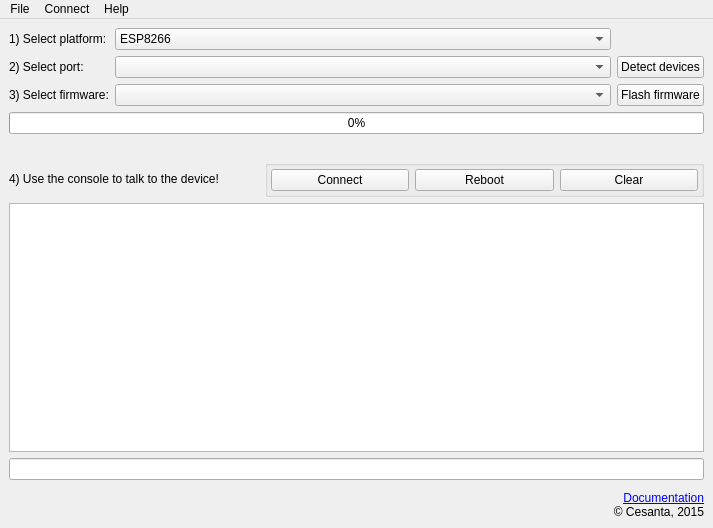
Above: flashnchips/main.ui from cesanta/mongoose-os before the change. Below: the same form after it.
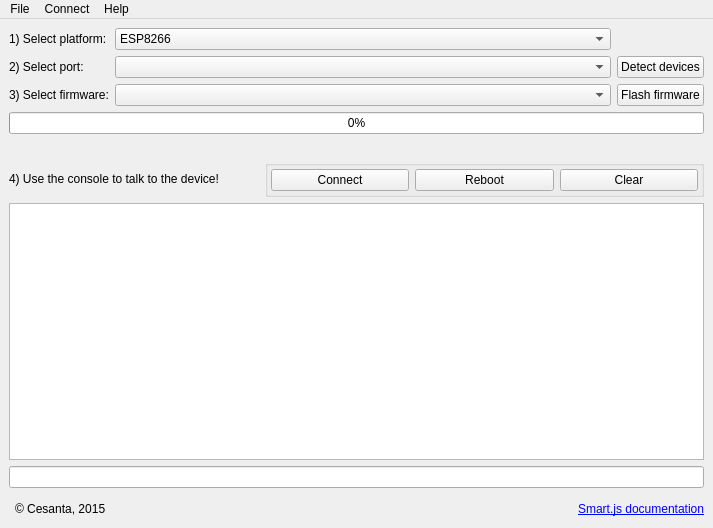
That is the form after the change. Icons and pictures are not drawn.

```diff
--- a/flashnchips/main.ui
+++ b/flashnchips/main.ui
@@ -201,10 +201,30 @@
         </property>
        </widget>
       </item>
+      <item>
+       <widget class="QLabel" name="label">
+        <property name="text">
+         <string>© Cesanta, 2015</string>
+        </property>
+       </widget>
+      </item>
+      <item>
+       <spacer name="horizontalSpacer_2">
+        <property name="orientation">
+         <enum>Qt::Horizontal</enum>
+        </property>
+        <property name="sizeHint" stdset="0">
+         <size>
+          <width>40</width>
+          <height>20</height>
+         </size>
+        </property>
+       </spacer>
+      </item>
       <item>
        <widget class="QLabel" name="label_2">
         <property name="text">
-         <string>&lt;a href=&quot;https://github.com/cesanta/smart.js&quot;&gt;Documentation&lt;/a&gt;&lt;br/&gt;© Cesanta, 2015</string>
+         <string>&lt;a href=&quot;https://github.com/cesanta/smart.js&quot;&gt;Smart.js documentation&lt;/a&gt;</string>
         </property>
         <property name="alignment">
          <set>Qt::AlignRight|Qt::AlignTrailing|Qt::AlignVCenter</set>
```
